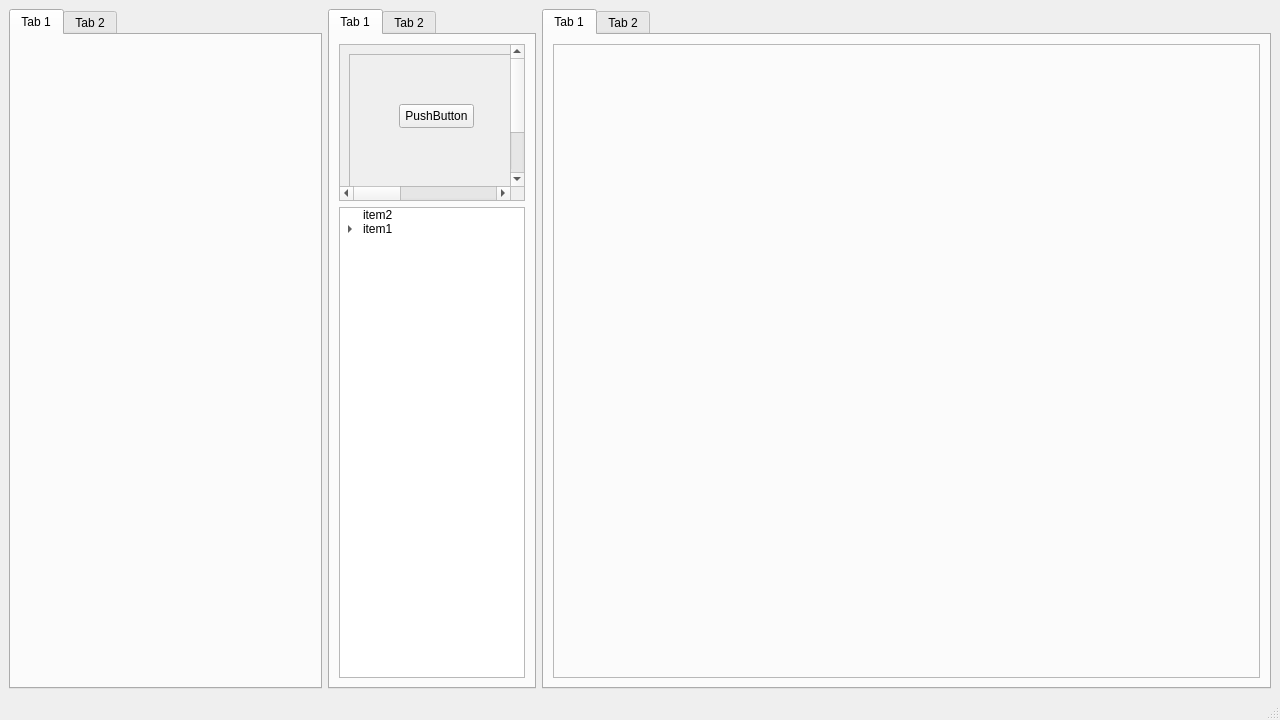
This is mainwindow.ui in coderkalyan/codeblock-visual-studio as Qt 5 draws it before an edit. The edited form follows.
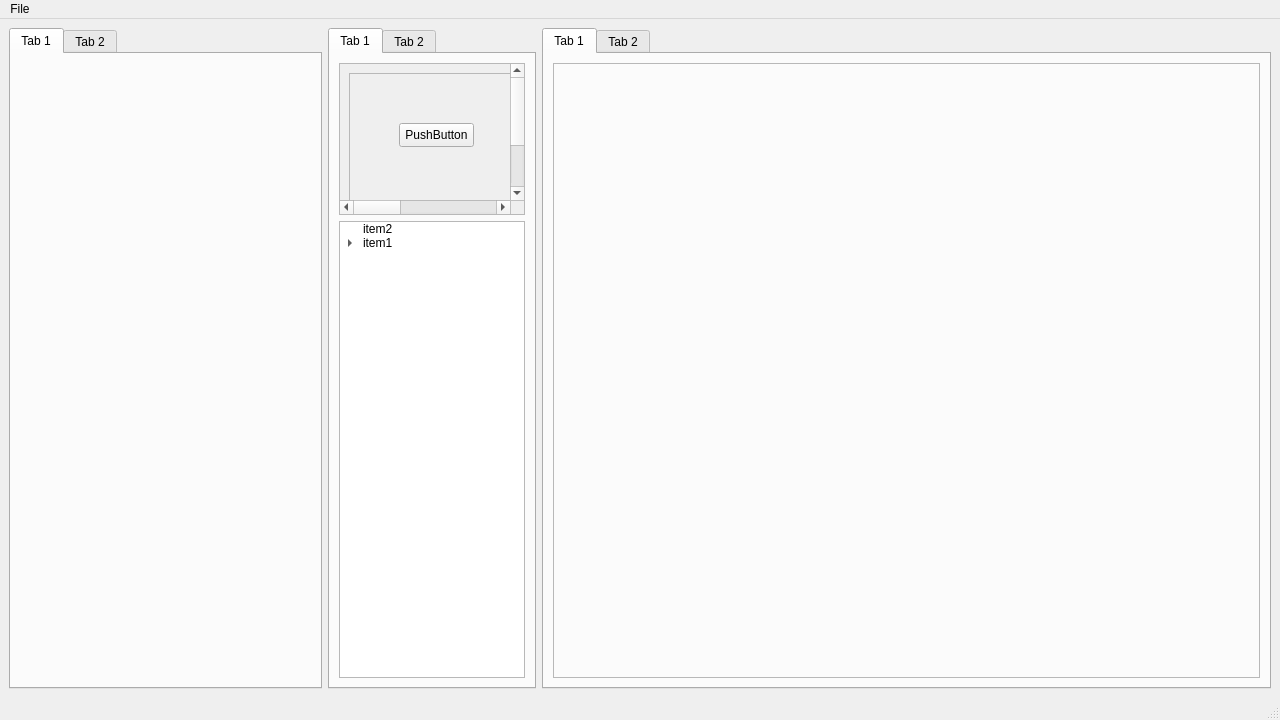
This is the edited form.

What changed in the file:
```diff
--- a/mainwindow.ui
+++ b/mainwindow.ui
@@ -208,9 +208,16 @@
      <x>0</x>
      <y>0</y>
      <width>1280</width>
-     <height>19</height>
+     <height>22</height>
     </rect>
    </property>
+   <widget class="QMenu" name="menuFile">
+    <property name="title">
+     <string>File</string>
+    </property>
+    <addaction name="actionTest_entry"/>
+   </widget>
+   <addaction name="menuFile"/>
   </widget>
   <widget class="QStatusBar" name="statusbar"/>
  </widget>
```
Left out of the diff: 5 changed lines with no effect on the pictures.
